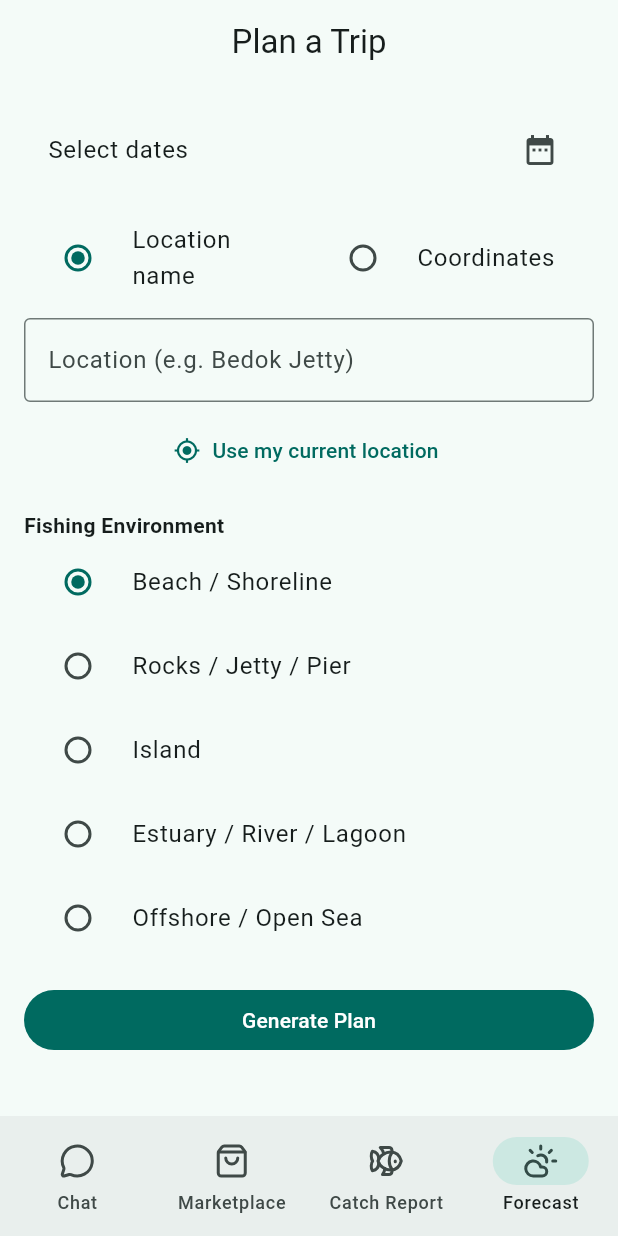
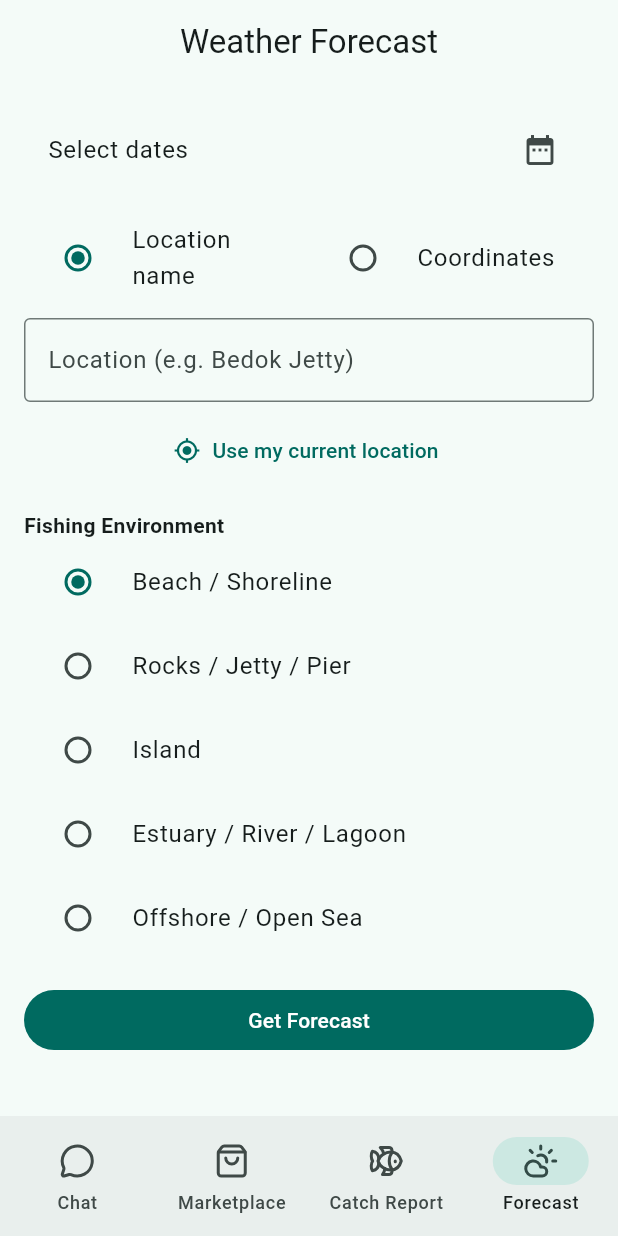
Before and after one commit to jemaineosia/anglers_spot, a Flutter app: the screen it shows once a user with an empty profile is signed in, item 4 of the bottom bar chosen, on a phone screen of 412 x 824 dp. Run offline on Flutter 3.47's test engine with Material 3 defaults, Android fonts, the light colour scheme and no system bars; our stand-ins replace flutter_riverpod, geocoding, geolocator, google_maps_flutter, image_picker, logger and 3 more; accounts and stored records are empty.

Commit message:
updated the Forecast

```diff
--- a/lib/features/main/view/main_page.dart
+++ b/lib/features/main/view/main_page.dart
@@ -20,7 +20,7 @@ class _MainPageState extends State<MainPage> {
     ChatListScreen(),
     MarketplaceScreen(),
     CatchLogListPage(),
-    PlannerScreen(), // Renamed from "Plan" to "Forecast"
+    PlannerScreen(),
   ];
 
   @override
--- a/lib/features/plan/view/planner_screen.dart
+++ b/lib/features/plan/view/planner_screen.dart
@@ -154,7 +154,7 @@ class _PlannerScreenState extends ConsumerState<PlannerScreen> {
               '${_range!.end.toLocal().toString().split(' ').first}';
 
     return Scaffold(
-      appBar: AppBar(title: const Text('Plan a Trip')),
+      appBar: AppBar(title: const Text('Weather Forecast')),
       body: ListView(
         padding: const EdgeInsets.all(16),
         children: [
@@ -280,7 +280,7 @@ class _PlannerScreenState extends ConsumerState<PlannerScreen> {
                     height: 20,
                     child: CircularProgressIndicator(strokeWidth: 2),
                   )
-                : const Text('Generate Plan'),
+                : const Text('Get Forecast'),
           ),
         ],
       ),
--- a/lib/features/plan/view/result/result_screen.dart
+++ b/lib/features/plan/view/result/result_screen.dart
@@ -12,7 +12,7 @@ class ResultScreen extends StatelessWidget {
   @override
   Widget build(BuildContext context) {
     return Scaffold(
-      appBar: AppBar(title: const Text('Plan Result')),
+      appBar: AppBar(title: const Text('Forecast Result')),
       body: ListView(
         padding: const EdgeInsets.all(16),
         children: [
```
Also changed, not shown: 1 other file.
